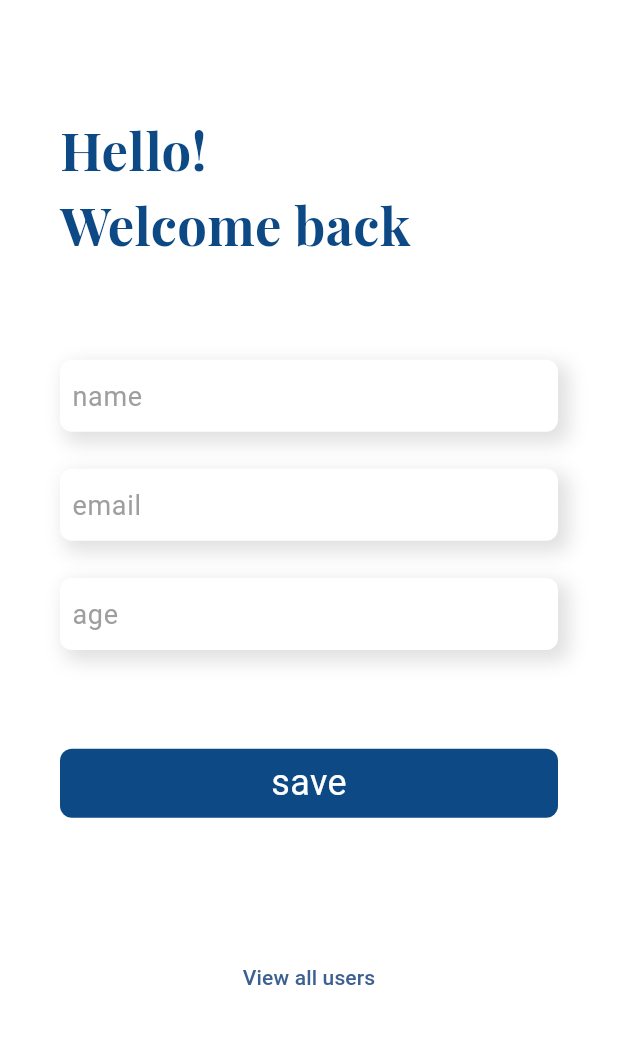
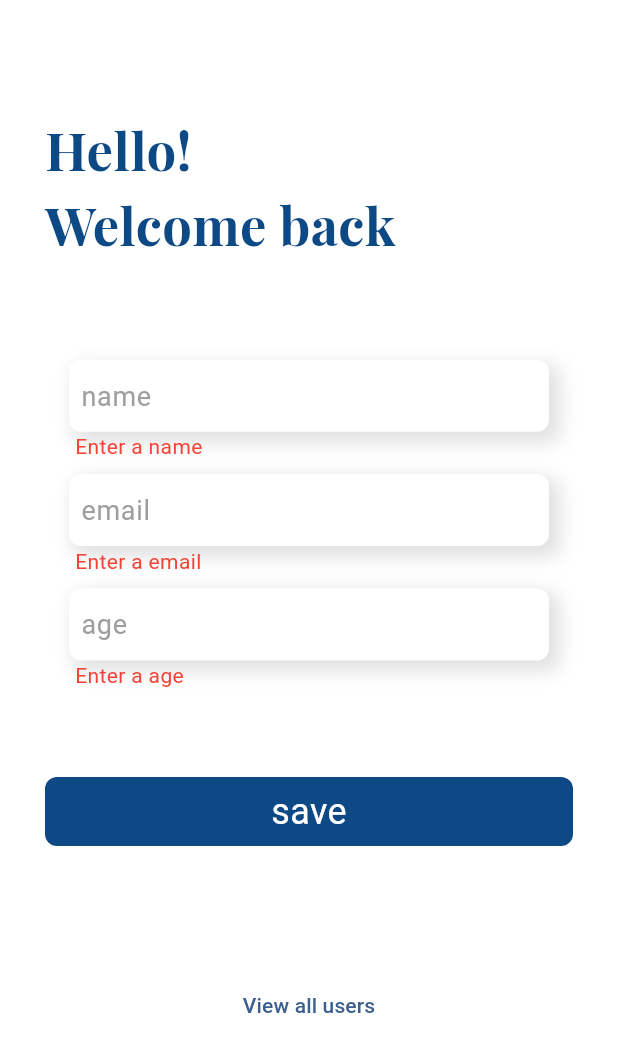
Before and after one commit to Sidharth-R-07/users, a Flutter app: the screen it shows after launch, after a tap on "save", on a phone screen of 412 x 824 dp. Shown: the top 1052 px of the screen. Run offline on Flutter 3.47's test engine with Material 2 defaults, Android fonts, the phone set to English and light mode, and no system bars; our stand-ins replace firebase_core, google_fonts; accounts and stored records are empty; Roboto replaces fonts that are missing (Mukta).

Commit message:
added text field validation

```diff
--- a/lib/screens/add_user_screen.dart
+++ b/lib/screens/add_user_screen.dart
@@ -1,7 +1,10 @@
+import 'dart:developer';
+
 import 'package:flutter/material.dart';
 import 'package:users/utils/fonts.dart';
 import 'package:users/widgets/input_field.dart';
 import 'package:users/widgets/save_button.dart';
+import 'package:users/widgets/show_input_error.dart';
 
 class AddUserScreen extends StatefulWidget {
   const AddUserScreen({super.key});
@@ -14,6 +17,10 @@ class _AddUserScreenState extends State<AddUserScreen> {
   final TextEditingController nameController = TextEditingController();
   final TextEditingController emailController = TextEditingController();
   final TextEditingController ageController = TextEditingController();
+  final formKey = GlobalKey<FormState>();
+  String nameValidationText = '';
+  String emailValidationText = '';
+  String ageValidationText = '';
 
   @override
   void dispose() {
@@ -34,8 +41,10 @@ class _AddUserScreenState extends State<AddUserScreen> {
           FocusScope.of(context).unfocus();
         },
         child: Padding(
-          padding: const EdgeInsets.symmetric(horizontal: 40, vertical: 8),
+          padding: const EdgeInsets.symmetric(horizontal: 30, vertical: 8),
           child: SingleChildScrollView(
+            child: Form(
+              key: formKey,
               child: Column(
                 crossAxisAlignment: CrossAxisAlignment.start,
                 children: [
@@ -55,8 +64,9 @@ class _AddUserScreenState extends State<AddUserScreen> {
                     keyBoard: TextInputType.name,
                     textInputAction: TextInputAction.next,
                   ),
+                  ShowInputError(error: nameValidationText),
                   SizedBox(
-                  height: size.height * 0.03,
+                    height: size.height * 0.01,
                   ),
                   InputField(
                     controller: emailController,
@@ -64,8 +74,9 @@ class _AddUserScreenState extends State<AddUserScreen> {
                     keyBoard: TextInputType.emailAddress,
                     textInputAction: TextInputAction.next,
                   ),
+                  ShowInputError(error: emailValidationText),
                   SizedBox(
-                  height: size.height * 0.03,
+                    height: size.height * 0.01,
                   ),
                   InputField(
                     controller: ageController,
@@ -73,10 +84,11 @@ class _AddUserScreenState extends State<AddUserScreen> {
                     keyBoard: TextInputType.number,
                     textInputAction: TextInputAction.done,
                   ),
+                  ShowInputError(error: ageValidationText),
                   SizedBox(
-                  height: size.height * 0.08,
+                    height: size.height * 0.07,
                   ),
-                SaveButton(title: 'save', onTap: () {}),
+                  SaveButton(title: 'save', onTap: _submitFn),
                   SizedBox(
                     height: size.height * 0.10,
                   ),
@@ -91,6 +103,85 @@ class _AddUserScreenState extends State<AddUserScreen> {
             ),
           ),
         ),
+      ),
     );
   }
+
+  void nameValidation(String val) {
+    if (val.isEmpty) {
+      setState(() {
+        nameValidationText = 'Enter a name';
+      });
+    } else if (val.length < 3) {
+      setState(() {
+        nameValidationText = 'name must be 3 character';
+      });
+    } else if (val.length > 10) {
+      setState(() {
+        nameValidationText = 'name  maximum 10 character';
+      });
+    } else {
+      setState(() {
+        nameValidationText = '';
+      });
     }
+  }
+
+  void ageValidation(String val) {
+    if (val.isEmpty) {
+      setState(() {
+        ageValidationText = 'Enter a age';
+      });
+    } else if (int.tryParse(val) == null) {
+      setState(() {
+        ageValidationText = 'Only numbers allowed';
+      });
+    } else if (val.length > 3) {
+      setState(() {
+        ageValidationText = 'please check entered age';
+      });
+    } else {
+      setState(() {
+        ageValidationText = '';
+      });
+    }
+  }
+
+  void emailValidation(String val) {
+    if (val.isEmpty) {
+      setState(() {
+        emailValidationText = 'Enter a email';
+      });
+    } else if (val.length < 3) {
+      setState(() {
+        emailValidationText = 'enter a valid email';
+      });
+    } else if (!RegExp(
+            r"^[a-zA-Z0-9.a-zA-Z0-9.!#$%&'*+-/=?^_`{|}~]+@[a-zA-Z0-9]+\.[a-zA-Z]+")
+        .hasMatch(val)) {
+      setState(() {
+        emailValidationText = 'Enter valid email address';
+      });
+    } else {
+      setState(() {
+        emailValidationText = '';
+      });
+    }
+  }
+
+  void _submitFn() {
+    nameValidation(nameController.text.trim());
+    emailValidation(emailController.text.trim());
+    ageValidation(ageController.text.trim());
+
+    if (nameValidationText.isEmpty &&
+        emailValidationText.isEmpty &&
+        ageValidationText.isEmpty) {
+      //Then Save User
+
+      log('User DATA Saved');
+    } else {
+      log('FORM IS NOT VALID');
+    }
+  }
+}
--- a/lib/utils/fonts.dart
+++ b/lib/utils/fonts.dart
@@ -11,6 +11,8 @@ class FontsProvider {
 
   static TextStyle hintText =
       GoogleFonts.mukta(fontSize: 18, color: Colors.grey);
+  static TextStyle errorText =
+      GoogleFonts.mukta(fontSize: 14, color: Colors.red);
   static TextStyle whiteMediumText =
       GoogleFonts.mukta(fontSize: 24, color: bgScaffold);
 }
--- a/lib/widgets/input_field.dart
+++ b/lib/widgets/input_field.dart
@@ -7,16 +7,19 @@ class InputField extends StatelessWidget {
   final String hint;
   final TextInputAction textInputAction;
   final TextInputType keyBoard;
-  const InputField(
-      {super.key,
-      required this.controller,
-      required this.hint,
-      required this.keyBoard,
-      required this.textInputAction});
+
+  const InputField({
+    super.key,
+    required this.controller,
+    required this.hint,
+    required this.keyBoard,
+    required this.textInputAction,
+  });
 
   @override
   Widget build(BuildContext context) {
     return Container(
+      margin: const EdgeInsets.symmetric(horizontal: 16),
       padding: const EdgeInsets.symmetric(horizontal: 8),
       decoration: const BoxDecoration(
         borderRadius: BorderRadius.all(Radius.circular(8)),
--- /dev/null
+++ b/lib/widgets/show_input_error.dart
@@ -0,0 +1,19 @@
+import 'package:flutter/material.dart';
+
+import '../utils/fonts.dart';
+
+class ShowInputError extends StatelessWidget {
+  final String error;
+  const ShowInputError({super.key, required this.error});
+
+  @override
+  Widget build(BuildContext context) {
+    return Padding(
+      padding: const EdgeInsets.symmetric(horizontal: 20),
+      child: Text(
+        error,
+        style: FontsProvider.errorText,
+      ),
+    );
+  }
+}
```
Lines whose indentation alone changed are shown as unchanged.
